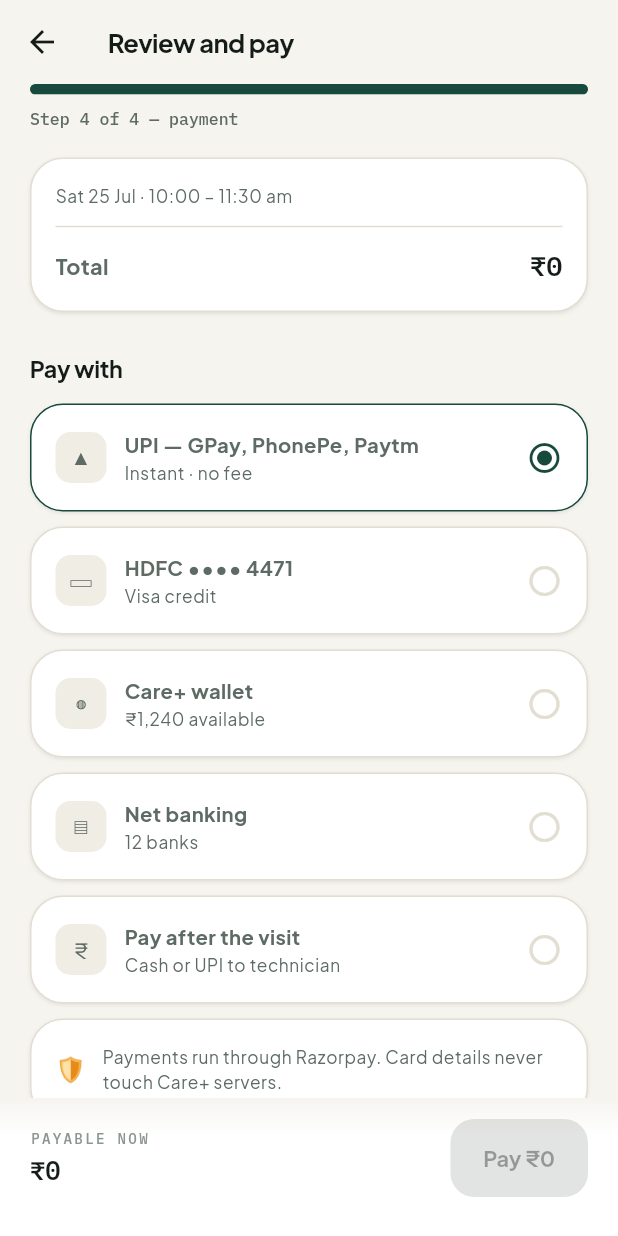
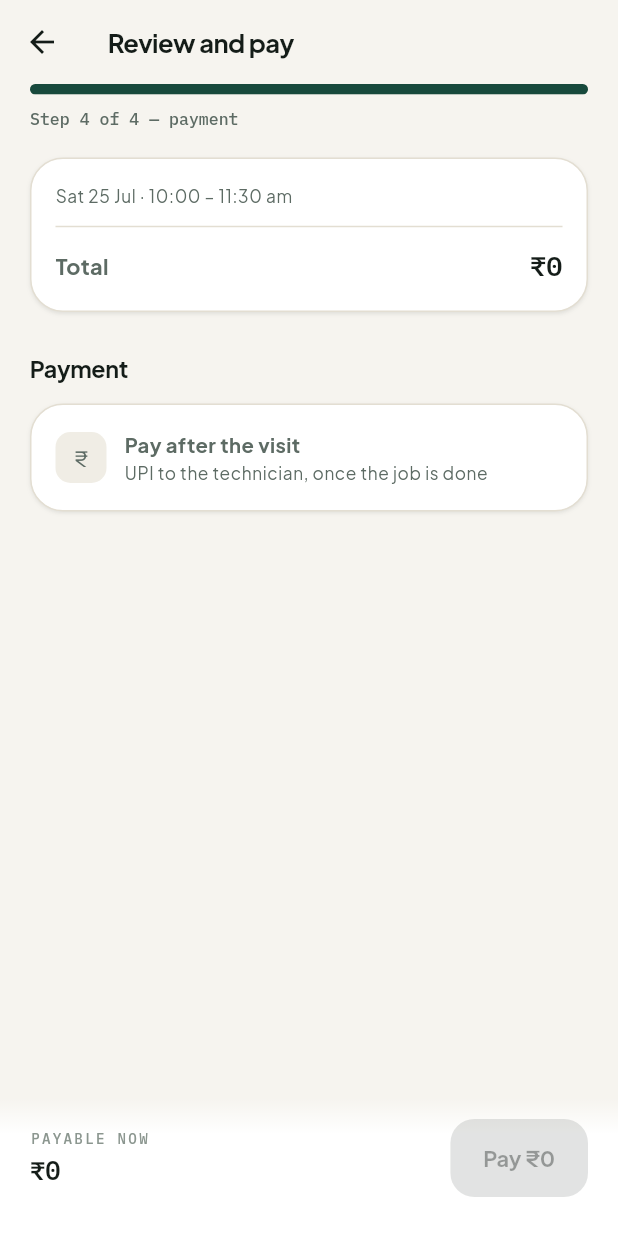
Before and after one commit to ankitchouria-oss/Rasoi-care, a Flutter app: the PaymentScreen screen opened by its route, on a phone screen of 412 x 824 dp. Run offline on Flutter 3.47's test engine with Material 3 defaults, Android fonts, the phone set to English and light mode, and no system bars; our stand-ins replace cloud_firestore, firebase_auth, firebase_core, firebase_storage, flutter_riverpod, geolocator and 7 more; missing offline and left inert: smart_auth; accounts and stored records are empty; generated files the repository leaves out were written again.

Commit message:
Remove fake payment method selector, show real UPI-to-technician model; fix stale-token booking failures
Checkout's "Pay with" section offered five payment methods (a specific
fake card number, a fake Care+ wallet balance, fake net banking, a
"Payments run through Razorpay" trust badge) — none of them real.
There's no payment gateway anywhere in this app or the backend, and
whichever method was selected was never even read by the booking
call. Replaced it with the one thing that's actually true: the
technician collects payment via UPI after the visit.

Also fixed a real bug surfaced by the recent "show the real booking
error" change: a stale/expiring Firebase ID token gets a 401 from
requiure_auth's decorator, whose body puts the real reason in
"message" (not "error") — so the customer was shown the coarse
"Unauthorized" category label instead of anything useful. createBooking
now retries once with a forced token refresh before treating a 401 as
a final failure, since this is the single highest-stakes action in the
app and a stale cached token is the overwhelmingly likely cause.

```diff
--- a/careplus_flutter/lib/data/mock_repository.dart
+++ b/careplus_flutter/lib/data/mock_repository.dart
@@ -14,7 +14,6 @@ abstract interface class CareRepository {
   List<Issue> issuesFor(Appliance a);
   ApplianceDetail applianceDetail(Appliance a);
   List<SavedAddress> addresses();
-  List<PaymentMethod> paymentMethods();
   List<Booking> bookings({BookingStatus? status, bool completed = false});
 
   /// Look up a single booking (active or completed) by id, or null if it
@@ -614,15 +613,6 @@ class MockRepository implements CareRepository {
   List<SavedAddress> addresses() => const [];
 
   @override
-  List<PaymentMethod> paymentMethods() => const [
-        PaymentMethod('upi', 'UPI — GPay, PhonePe, Paytm', 'Instant · no fee', '▲'),
-        PaymentMethod('card', 'HDFC •••• 4471', 'Visa credit', '▭'),
-        PaymentMethod('wallet', 'Care+ wallet', '₹1,240 available', '◍'),
-        PaymentMethod('netbank', 'Net banking', '12 banks', '▤'),
-        PaymentMethod('cod', 'Pay after the visit', 'Cash or UPI to technician', '₹'),
-      ];
-
-  @override
   List<Booking> bookings({BookingStatus? status, bool completed = false}) {
     final all = <Booking>[
       Booking(
--- a/careplus_flutter/lib/features/booking/booking_screens.dart
+++ b/careplus_flutter/lib/features/booking/booking_screens.dart
@@ -526,9 +526,7 @@ class _PaymentScreenState extends ConsumerState<PaymentScreen> {
 
   @override
   Widget build(BuildContext context) {
-    final repo = ref.watch(repositoryProvider);
     final draft = ref.watch(bookingDraftProvider);
-    final vm = ref.read(bookingDraftProvider.notifier);
     return _StepScaffold(
       title: 'Review and pay',
       progress: 1,
@@ -591,11 +589,16 @@ class _PaymentScreenState extends ConsumerState<PaymentScreen> {
               ],
             ),
           ),
-          const SectionHeader('Pay with'),
-          for (final m in repo.paymentMethods()) ...[
+          const SectionHeader('Payment'),
+          // There's no card/UPI/wallet payment gateway wired up yet (no
+          // Razorpay or any other processor exists in this app or the
+          // backend) — the previous "Pay with" selector offered five
+          // choices (including a specific fake card number and a fake
+          // Care+ wallet balance) that all did exactly nothing; whichever
+          // one was picked was never even read by the booking call. The
+          // real, only-actually-true payment model is this: the technician
+          // collects payment via UPI once the job is done.
           CareCard(
-              onTap: () => vm.setPayment(m.id),
-              borderColor: draft.paymentId == m.id ? context.scheme.primary : null,
             child: Row(children: [
               Container(
                 width: 34,
@@ -604,39 +607,19 @@ class _PaymentScreenState extends ConsumerState<PaymentScreen> {
                 decoration: BoxDecoration(
                     color: context.scheme.surfaceContainerHigh,
                     borderRadius: BorderRadius.circular(10)),
-                  child: Text(m.glyph, style: const TextStyle(fontSize: 14)),
+                child: const Text('₹', style: TextStyle(fontSize: 14)),
               ),
               const SizedBox(width: 12),
               Expanded(
                 child: Column(
                   crossAxisAlignment: CrossAxisAlignment.start,
                   children: [
-                      Text(m.name,
-                          style: const TextStyle(
-                              fontSize: 13.5, fontWeight: FontWeight.w700)),
-                      Text(m.detail, style: context.type.bodySmall),
+                    const Text('Pay after the visit',
+                        style: TextStyle(fontSize: 13.5, fontWeight: FontWeight.w700)),
+                    Text('UPI to the technician, once the job is done',
+                        style: context.type.bodySmall),
                   ],
                 ),
-                ),
-                Icon(
-                    draft.paymentId == m.id
-                        ? Icons.radio_button_checked
-                        : Icons.radio_button_off,
-                    color: draft.paymentId == m.id
-                        ? context.scheme.primary
-                        : context.care.hairline),
-              ]),
-            ),
-            const SizedBox(height: 10),
-          ],
-          CareCard(
-            child: Row(children: [
-              const Text('🛡', style: TextStyle(fontSize: 16)),
-              const SizedBox(width: 11),
-              Expanded(
-                child: Text(
-                    'Payments run through Razorpay. Card details never touch Care+ servers.',
-                    style: context.type.bodySmall),
               ),
             ]),
           ),
--- a/careplus_flutter/lib/state/providers.dart
+++ b/careplus_flutter/lib/state/providers.dart
@@ -83,7 +83,6 @@ class BookingDraft {
     this.addressId = 'a_home',
     this.pickedAddress,
     this.directions = '',
-    this.paymentId = 'upi',
   });
 
   /// Every service the customer added on the service-detail screen —
@@ -111,7 +110,6 @@ class BookingDraft {
   /// customer's job showed regardless of their real address, and that
   /// wasn't wired to the backend even if you could have edited it.
   final String directions;
-  final String paymentId;
 
   /// The real, unmodified total of what was actually selected — no
   /// invented visit fee, coupon, loyalty-coin discount, or GST used to be
@@ -128,7 +126,6 @@ class BookingDraft {
     String? addressId,
     SavedAddress? pickedAddress,
     String? directions,
-    String? paymentId,
   }) =>
       BookingDraft(
         services: services ?? this.services,
@@ -139,7 +136,6 @@ class BookingDraft {
         addressId: addressId ?? this.addressId,
         pickedAddress: pickedAddress ?? this.pickedAddress,
         directions: directions ?? this.directions,
-        paymentId: paymentId ?? this.paymentId,
       );
 }
 
@@ -177,5 +173,4 @@ class BookingDraftVM extends Notifier<BookingDraft> {
   void setPickedAddress(SavedAddress address) =>
       state = state.copyWith(addressId: address.id, pickedAddress: address);
   void setDirections(String v) => state = state.copyWith(directions: v);
-  void setPayment(String id) => state = state.copyWith(paymentId: id);
 }
```
Also changed, not shown: careplus_flutter/lib/data/api/api_repository.dart (+25 -6 lines), careplus_flutter/lib/data/api/backend_client.dart (+23 -4 lines), careplus_flutter/lib/data/models.dart (+0 -7 lines). Lines whose indentation alone changed are shown as unchanged.
